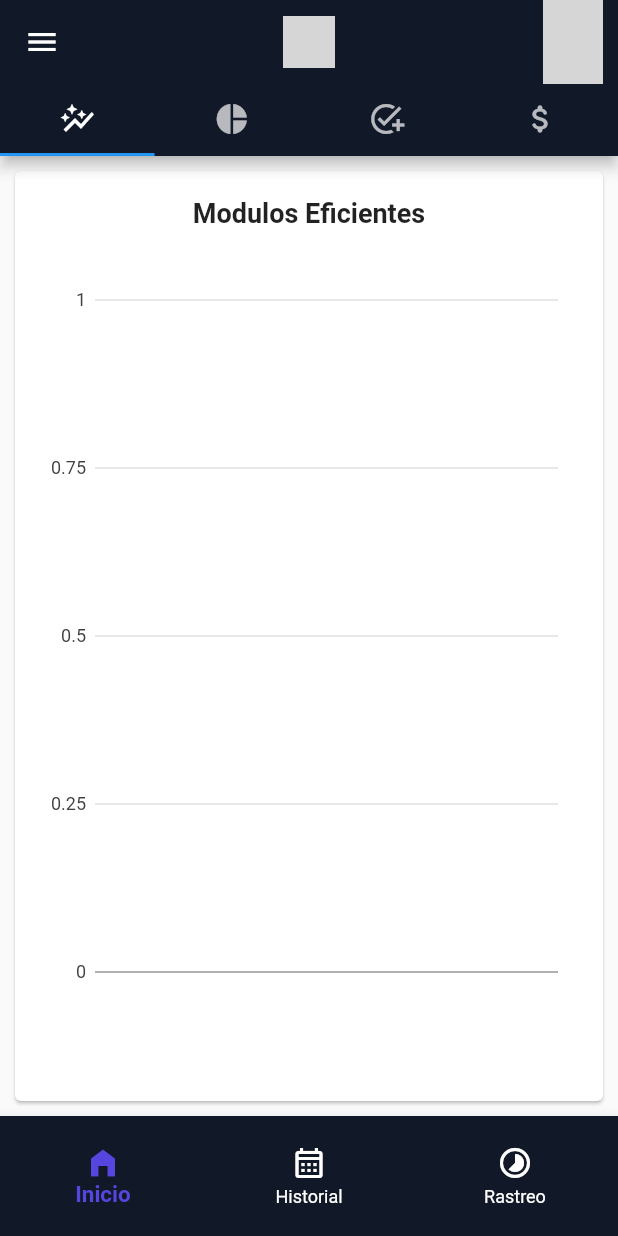
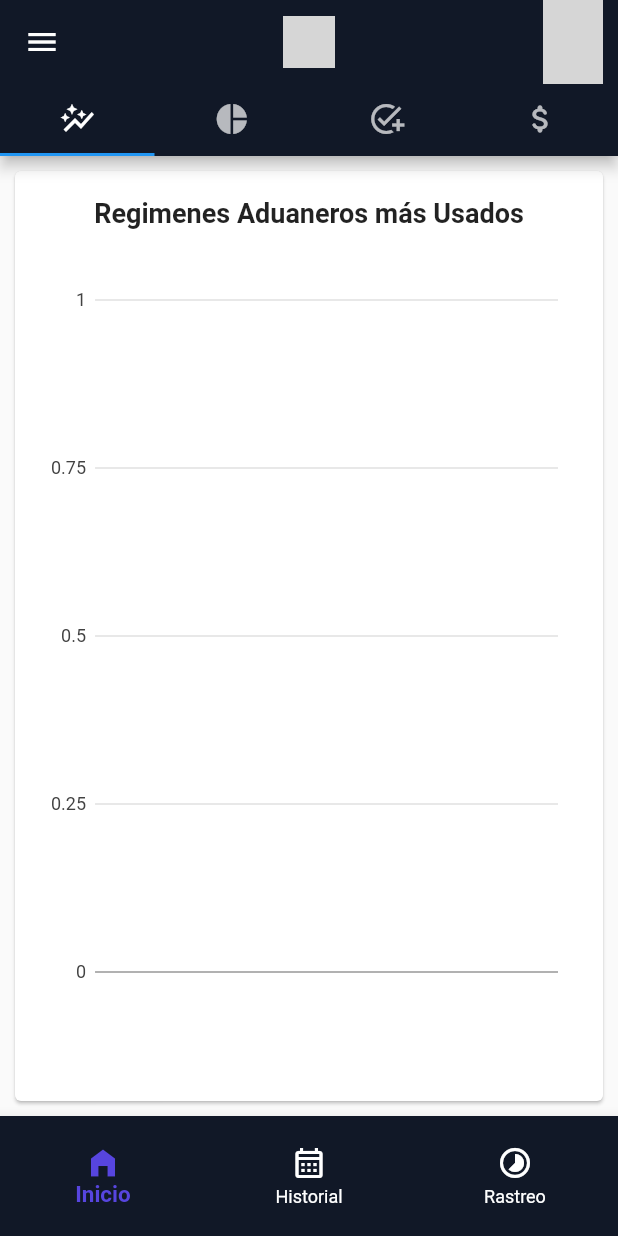
Before and after one commit to Quinta707/simexpro-app, a Flutter app: the NavBarRoots screen opened directly, on a phone screen of 412 x 824 dp. Run offline on Flutter 3.47's test engine with Material 2 defaults, Android fonts, the phone set to English and light mode, and no system bars; drawn by our look-alikes of fl_chart; our stand-ins replace charts_flutter, cherry_toast, shared_preferences; missing offline and left inert: custom_clippers, random_string_generator; accounts and stored records are empty; network calls fail; grey boxes are pictures that could not be loaded.

Commit message:
diseñooo

```diff
--- a/simexpro-app/lib/widgets/navbar_roots.dart
+++ b/simexpro-app/lib/widgets/navbar_roots.dart
@@ -6,7 +6,7 @@ import 'package:simexpro/screens/login_screen.dart';
 import 'package:simexpro/screens/profile_screen.dart';
 import 'package:simexpro/screens/timeline_screen.dart';
 import 'package:simexpro/widgets/taps.dart';
-//import 'package:simexpro/widgets/taps_Aduana.dart';
+import 'package:simexpro/widgets/taps_Aduana.dart';
 
 enum MenuItem { item1, item2 }
 
@@ -23,7 +23,7 @@ Future<void> Imagen() async {
 class _NavBarRootsState extends State<NavBarRoots> {
   int _selectedIndex = 0;
   final _screens = [
-    Graficas(),
+    GraficasAduanas(),
     historialScreen(),
     TimelineScreen(),
   ];
--- a/simexpro-app/lib/widgets/taps_Aduana.dart
+++ b/simexpro-app/lib/widgets/taps_Aduana.dart
@@ -437,7 +437,7 @@ class Graficas extends State<GraficasAduanas> {
                       decoration: BoxDecoration(
                         image: DecorationImage(
                           image: AssetImage(
-                              'images/Cargas.png'), // Reemplaza con la ruta de tu imagen
+                              'images/111.jpeg'), // Reemplaza con la ruta de tu imagen
                           fit: BoxFit
                               .cover, // Ajusta la forma en que la imagen se adapta al contenedor
                         ),
```
Also changed, not shown: simexpro-app/images/111.png (renamed from simexpro-app/images/Cargas.png).
